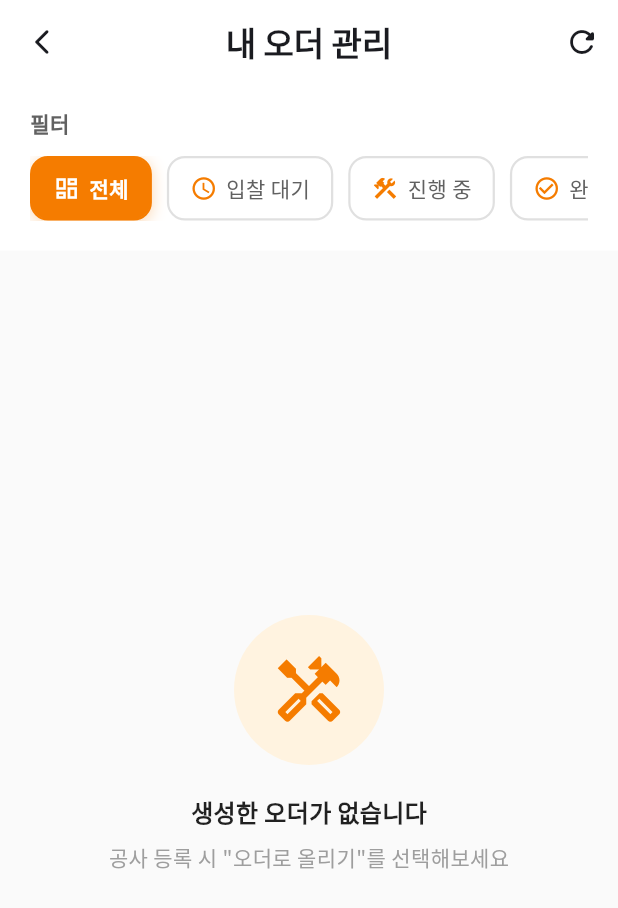
After one commit to onondeveloper/allsuriapp, a Flutter app: the MyOrderManagementScreen screen opened directly, on a phone screen of 412 x 824 dp. The commit adds this screen. Shown: the top 908 px of the screen. Run offline on Flutter 3.47's test engine with Material 3 defaults, Android fonts, the phone set to English and light mode, and no system bars; drawn by our look-alikes of dynamic_color; our stand-ins replace firebase_core, firebase_messaging, flutter_local_notifications, go_router, google_fonts, image_picker and 5 more; missing offline and left inert: app_settings, kakao_flutter_sdk_share, kakao_flutter_sdk_user; accounts and stored records are empty; project files that could hold a hidden picture were left out.

Commit message:
fix: Fix bid cancellation column name and implement dedicated My Order Management screen
1. Fix bid cancellation error:
   - Change 'business_id' to 'bidder_id' in order_bids DELETE query
   - Matches order_bids_system.sql schema (line 9: bidder_id)
   - Error fixed: 'column order_bids.business_id does not exist'

2. Create dedicated My Order Management screen:
   - New screen: my_order_management_screen.dart
   - Shows ONLY orders created by current user (posted_by = me)
   - Filters: 전체, 입찰 대기, 진행 중, 완료
   - Display bid count and bidder list button
   - Review button for awaiting_confirmation orders
   - Separated from Job Management (내 공사)

3. Clarify screen purposes:
   - '내 공사' (JobManagementScreen):
     * Direct construction jobs (customer site visits)
     * Jobs I own OR jobs assigned to me
   - '내 오더 관리' (MyOrderManagementScreen):
     * Orders I created on marketplace
     * Track bidders, select winner, write reviews
     * Owner-centric view

4. Status badges for My Order Management:
   - '입찰 대기' (orange) - created/open, no bids
   - '입찰 N건' (blue) - has bidders waiting
   - '진행 중' (green) - assigned to winner
   - '완료 확인 대기' (purple) - awaiting_confirmation
   - '완료' (grey) - completed

Benefits:
- Clear separation of concerns
- Better UX for order creators
- Easy bidder management
- Status-based filtering

```diff
--- /dev/null
+++ b/lib/screens/business/my_order_management_screen.dart
@@ -0,0 +1,543 @@
+import 'package:flutter/material.dart';
+import 'package:provider/provider.dart';
+import 'package:supabase_flutter/supabase_flutter.dart';
+import '../../services/auth_service.dart';
+import '../../models/job.dart';
+import '../business/order_bidders_screen.dart';
+import '../business/order_review_screen.dart';
+
+/// 내 오더 관리 화면
+/// - 내가 생성한 오더만 표시
+/// - "진행 중" 필터에 걸린 공사들 (assigned 상태)
+/// - 입찰자 선택, 리뷰 작성 등 오더 소유자 기능
+class MyOrderManagementScreen extends StatefulWidget {
+  const MyOrderManagementScreen({Key? key}) : super(key: key);
+
+  @override
+  State<MyOrderManagementScreen> createState() => _MyOrderManagementScreenState();
+}
+
+class _MyOrderManagementScreenState extends State<MyOrderManagementScreen> {
+  List<Map<String, dynamic>> _myOrders = [];
+  bool _isLoading = false;
+  String _filter = 'all'; // all, pending, in_progress, completed
+
+  @override
+  void initState() {
+    super.initState();
+    _loadMyOrders();
+  }
+
+  Future<void> _loadMyOrders() async {
+    setState(() => _isLoading = true);
+
+    try {
+      final authService = context.read<AuthService>();
+      final currentUserId = authService.currentUser?.id;
+
+      if (currentUserId == null) return;
+
+      print('🔍 [MyOrderManagement] 내가 생성한 오더 로드 시작');
+      print('   현재 사용자 ID: $currentUserId');
+
+      // marketplace_listings에서 내가 생성한 오더만 가져오기
+      final listings = await Supabase.instance.client
+          .from('marketplace_listings')
+          .select('*, jobs(*)')
+          .eq('posted_by', currentUserId)
+          .order('createdat', ascending: false);
+
+      print('🔍 [MyOrderManagement] 조회된 오더: ${listings.length}개');
+
+      setState(() {
+        _myOrders = List<Map<String, dynamic>>.from(listings);
+      });
+    } catch (e) {
+      print('❌ [MyOrderManagement] 오더 로드 실패: $e');
+      if (mounted) {
+        ScaffoldMessenger.of(context).showSnackBar(
+          SnackBar(content: Text('오더 로드 실패: $e'), backgroundColor: Colors.red),
+        );
+      }
+    } finally {
+      if (mounted) {
+        setState(() => _isLoading = false);
+      }
+    }
+  }
+
+  List<Map<String, dynamic>> get _filteredOrders {
+    if (_filter == 'all') return _myOrders;
+
+    return _myOrders.where((order) {
+      final status = order['status']?.toString() ?? '';
+
+      switch (_filter) {
+        case 'pending':
+          // 입찰 대기중 (created, open)
+          return status == 'created' || status == 'open';
+        case 'in_progress':
+          // 진행 중 (assigned)
+          return status == 'assigned';
+        case 'completed':
+          // 완료됨 (completed, awaiting_confirmation)
+          return status == 'completed' || status == 'awaiting_confirmation';
+        default:
+          return true;
+      }
+    }).toList();
+  }
+
+  @override
+  Widget build(BuildContext context) {
+    final me = context.read<AuthService>().currentUser?.id ?? '';
+
+    return Scaffold(
+      backgroundColor: Colors.grey[50],
+      appBar: AppBar(
+        title: const Text('내 오더 관리', style: TextStyle(fontWeight: FontWeight.w600)),
+        centerTitle: true,
+        elevation: 0,
+        backgroundColor: Colors.white,
+        leading: IconButton(
+          icon: const Icon(Icons.arrow_back_ios_new_rounded, size: 20),
+          onPressed: () => Navigator.pop(context),
+        ),
+        actions: [
+          IconButton(
+            icon: const Icon(Icons.refresh_rounded),
+            onPressed: _loadMyOrders,
+            tooltip: '새로고침',
+          ),
+        ],
+      ),
+      body: _isLoading
+          ? const Center(child: CircularProgressIndicator())
+          : Column(
+              children: [
+                _buildFilterChips(),
+                Expanded(
+                  child: _filteredOrders.isEmpty
+                      ? _buildEmptyState()
+                      : ListView.separated(
+                          padding: const EdgeInsets.symmetric(horizontal: 16, vertical: 12),
+                          itemCount: _filteredOrders.length,
+                          separatorBuilder: (_, __) => const SizedBox(height: 12),
+                          itemBuilder: (context, index) {
+                            final order = _filteredOrders[index];
+                            return _buildOrderCard(order, me);
+                          },
+                        ),
+                ),
+              ],
+            ),
+    );
+  }
+
+  Widget _buildFilterChips() {
+    final pendingCount = _myOrders.where((o) {
+      final s = o['status']?.toString() ?? '';
+      return s == 'created' || s == 'open';
+    }).length;
+
+    final inProgressCount = _myOrders.where((o) => o['status'] == 'assigned').length;
+
+    final completedCount = _myOrders.where((o) {
+      final s = o['status']?.toString() ?? '';
+      return s == 'completed' || s == 'awaiting_confirmation';
+    }).length;
+
+    return Container(
+      color: Colors.white,
+      padding: const EdgeInsets.fromLTRB(20, 16, 20, 20),
+      child: Column(
+        crossAxisAlignment: CrossAxisAlignment.start,
+        children: [
+          Text(
+            '필터',
+            style: TextStyle(
+              fontSize: 14,
+              fontWeight: FontWeight.w600,
+              color: Colors.grey[700],
+            ),
+          ),
+          const SizedBox(height: 12),
+          SingleChildScrollView(
+            scrollDirection: Axis.horizontal,
+            child: Row(
+              children: [
+                _buildChip('전체', 'all', Icons.dashboard_outlined, _myOrders.length),
+                const SizedBox(width: 10),
+                _buildChip('입찰 대기', 'pending', Icons.schedule, pendingCount),
+                const SizedBox(width: 10),
+                _buildChip('진행 중', 'in_progress', Icons.construction_outlined, inProgressCount),
+                const SizedBox(width: 10),
+                _buildChip('완료', 'completed', Icons.check_circle_outline, completedCount),
+              ],
+            ),
+          ),
+        ],
+      ),
+    );
+  }
+
+  Widget _buildChip(String label, String value, IconData icon, int count) {
+    final isSelected = _filter == value;
+    final color = const Color(0xFFF57C00); // Orange for orders
+
+    return GestureDetector(
+      onTap: () => setState(() => _filter = value),
+      child: Container(
+        padding: const EdgeInsets.symmetric(horizontal: 14, vertical: 10),
+        decoration: BoxDecoration(
+          color: isSelected ? color : Colors.white,
+          borderRadius: BorderRadius.circular(12),
+          border: Border.all(
+            color: isSelected ? color : Colors.grey[300]!,
+            width: 1.5,
+          ),
+          boxShadow: isSelected
+              ? [
+                  BoxShadow(
+                    color: color.withOpacity(0.3),
+                    blurRadius: 8,
+                    offset: const Offset(0, 2),
+                  ),
+                ]
+              : [],
+        ),
+        child: Row(
+          mainAxisSize: MainAxisSize.min,
+          children: [
+            Icon(
+              icon,
+              size: 18,
+              color: isSelected ? Colors.white : color,
+            ),
+            const SizedBox(width: 6),
+            Text(
+              label,
+              style: TextStyle(
+                fontSize: 14,
+                fontWeight: isSelected ? FontWeight.w600 : FontWeight.w500,
+                color: isSelected ? Colors.white : Colors.grey[700],
+              ),
+            ),
+            if (count > 0) ...[
+              const SizedBox(width: 6),
+              Container(
+                padding: const EdgeInsets.symmetric(horizontal: 6, vertical: 2),
+                decoration: BoxDecoration(
+                  color: isSelected ? Colors.white.withOpacity(0.3) : color.withOpacity(0.15),
+                  borderRadius: BorderRadius.circular(8),
+                ),
+                child: Text(
+                  count.toString(),
+                  style: TextStyle(
+                    fontSize: 12,
+                    fontWeight: FontWeight.bold,
+                    color: isSelected ? Colors.white : color,
+                  ),
+                ),
+              ),
+            ],
+          ],
+        ),
+      ),
+    );
+  }
+
+  Widget _buildEmptyState() {
+    return Center(
+      child: Column(
+        mainAxisAlignment: MainAxisAlignment.center,
+        children: [
+          Container(
+            width: 100,
+            height: 100,
+            decoration: BoxDecoration(
+              color: Colors.orange[50],
+              shape: BoxShape.circle,
+            ),
+            child: Icon(
+              Icons.handyman_outlined,
+              size: 50,
+              color: Colors.orange[700],
+            ),
+          ),
+          const SizedBox(height: 20),
+          const Text(
+            '생성한 오더가 없습니다',
+            style: TextStyle(
+              fontSize: 16,
+              fontWeight: FontWeight.w600,
+              color: Colors.black87,
+            ),
+          ),
+          const SizedBox(height: 8),
+          Text(
+            '공사 등록 시 "오더로 올리기"를 선택해보세요',
+            style: TextStyle(
+              fontSize: 14,
+              color: Colors.grey[500],
+            ),
+          ),
+        ],
+      ),
+    );
+  }
+
+  Widget _buildOrderCard(Map<String, dynamic> order, String me) {
+    final String title = order['title']?.toString() ?? '제목 없음';
+    final String description = order['description']?.toString() ?? '';
+    final String status = order['status']?.toString() ?? '';
+    final int bidCount = order['bid_count'] is int
+        ? order['bid_count'] as int
+        : int.tryParse(order['bid_count']?.toString() ?? '0') ?? 0;
+    final String listingId = order['id']?.toString() ?? '';
+    final budget = order['budget_amount'];
+    final selectedBidderId = order['selected_bidder_id']?.toString();
+    final completedBy = order['completed_by']?.toString();
+
+    // 상태 배지
+    final badge = _getBadgeForStatus(status, bidCount, selectedBidderId, completedBy);
+
+    return Container(
+      decoration: BoxDecoration(
+        color: Colors.white,
+        borderRadius: BorderRadius.circular(16),
+        boxShadow: [
+          BoxShadow(
+            color: Colors.black.withOpacity(0.04),
+            blurRadius: 8,
+            offset: const Offset(0, 2),
+          ),
+        ],
+      ),
+      child: Padding(
+        padding: const EdgeInsets.all(16),
+        child: Column(
+          crossAxisAlignment: CrossAxisAlignment.start,
+          children: [
+            // Header
+            Row(
+              children: [
+                // Badge
+                Container(
+                  padding: const EdgeInsets.symmetric(horizontal: 10, vertical: 5),
+                  decoration: BoxDecoration(
+                    color: badge.color,
+                    borderRadius: BorderRadius.circular(8),
+                  ),
+                  child: Row(
+                    mainAxisSize: MainAxisSize.min,
+                    children: [
+                      Icon(badge.icon, size: 14, color: Colors.white),
+                      const SizedBox(width: 4),
+                      Text(
+                        badge.label,
+                        style: const TextStyle(
+                          fontSize: 12,
+                          color: Colors.white,
+                          fontWeight: FontWeight.w600,
+                        ),
+                      ),
+                    ],
+                  ),
+                ),
+                const Spacer(),
+                // Budget
+                if (budget != null)
+                  Text(
+                    '₩${budget.toString()}',
+                    style: const TextStyle(
+                      fontSize: 16,
+                      fontWeight: FontWeight.w700,
+                      color: Color(0xFFF57C00),
+                    ),
+                  ),
+              ],
+            ),
+            const SizedBox(height: 12),
+            // Title
+            Text(
+              title,
+              style: const TextStyle(
+                fontWeight: FontWeight.w700,
+                fontSize: 17,
+                height: 1.3,
+              ),
+            ),
+            const SizedBox(height: 8),
+            // Description
+            if (description.isNotEmpty)
+              Text(
+                description,
+                style: TextStyle(
+                  fontSize: 14,
+                  color: Colors.grey[700],
+                  height: 1.4,
+                ),
+                maxLines: 2,
+                overflow: TextOverflow.ellipsis,
+              ),
+
+            // 입찰자 보기 버튼 (입찰이 있을 때만)
+            if (bidCount > 0) ...[
+              const SizedBox(height: 12),
+              SizedBox(
+                width: double.infinity,
+                child: ElevatedButton.icon(
+                  onPressed: () => _openBidderList(listingId, title),
+                  icon: const Icon(Icons.people_outline, size: 18),
+                  label: Text(
+                    '입찰자 보기 ($bidCount명)',
+                    style: const TextStyle(fontWeight: FontWeight.w600)
+                  ),
+                  style: ElevatedButton.styleFrom(
+                    backgroundColor: const Color(0xFF1976D2),
+                    foregroundColor: Colors.white,
+                    shape: RoundedRectangleBorder(
+                      borderRadius: BorderRadius.circular(12),
+                    ),
+                  ),
+                ),
+              ),
+            ],
+
+            // 리뷰 작성 버튼 (완료 확인 대기 중일 때)
+            if (status == 'awaiting_confirmation' && completedBy != null) ...[
+              const SizedBox(height: 12),
+              SizedBox(
+                width: double.infinity,
+                child: ElevatedButton.icon(
+                  onPressed: () => _openReviewScreen(order),
+                  icon: const Icon(Icons.star_outline, size: 18),
+                  label: const Text('리뷰 작성', style: TextStyle(fontWeight: FontWeight.w600)),
+                  style: ElevatedButton.styleFrom(
+                    backgroundColor: Colors.amber,
+                    foregroundColor: Colors.white,
+                    shape: RoundedRectangleBorder(
+                      borderRadius: BorderRadius.circular(12),
+                    ),
+                  ),
+                ),
+              ),
+            ],
+          ],
+        ),
+      ),
+    );
+  }
+
+  _OrderBadge _getBadgeForStatus(String status, int bidCount, String? selectedBidderId, String? completedBy) {
+    switch (status) {
+      case 'created':
+      case 'open':
+        if (bidCount > 0) {
+          return _OrderBadge('입찰 $bidCount건', Colors.blue, Icons.people);
+        }
+        return _OrderBadge('입찰 대기', Colors.orange, Icons.schedule);
+      case 'assigned':
+        return _OrderBadge('진행 중', Colors.green, Icons.construction);
+      case 'awaiting_confirmation':
+        return _OrderBadge('완료 확인 대기', Colors.purple, Icons.hourglass_empty);
+      case 'completed':
+        return _OrderBadge('완료', Colors.grey, Icons.check_circle);
+      default:
+        return _OrderBadge(status, Colors.grey, Icons.info_outline);
+    }
+  }
+
+  void _openBidderList(String listingId, String orderTitle) {
+    Navigator.push(
+      context,
+      MaterialPageRoute(
+        builder: (_) => OrderBiddersScreen(
+          listingId: listingId,
+          orderTitle: orderTitle,
+        ),
+      ),
+    ).then((_) => _loadMyOrders());
+  }
+
+  Future<void> _openReviewScreen(Map<String, dynamic> order) async {
+    final listingId = order['id']?.toString();
+    final completedBy = order['completed_by']?.toString();
+    final title = order['title']?.toString() ?? '오더';
+
+    if (listingId == null || completedBy == null) {
+      ScaffoldMessenger.of(context).showSnackBar(
+        const SnackBar(content: Text('리뷰 작성 정보가 부족합니다'), backgroundColor: Colors.red),
+      );
+      return;
+    }
+
+    await Navigator.push(
+      context,
+      MaterialPageRoute(
+        builder: (_) => OrderReviewScreen(
+          listingId: listingId,
+          revieweeId: completedBy,
+          orderTitle: title,
+        ),
+      ),
+    );
+
+    // 리뷰 작성 후 새로고침
+    _loadMyOrders();
+  }
+
+  @override
+  Widget build(BuildContext context) {
+    return Scaffold(
+      backgroundColor: Colors.grey[50],
+      appBar: AppBar(
+        title: const Text('내 오더 관리', style: TextStyle(fontWeight: FontWeight.w600)),
+        centerTitle: true,
+        elevation: 0,
+        backgroundColor: Colors.white,
+        leading: IconButton(
+          icon: const Icon(Icons.arrow_back_ios_new_rounded, size: 20),
+          onPressed: () => Navigator.pop(context),
+        ),
+        actions: [
+          IconButton(
+            icon: const Icon(Icons.refresh_rounded),
+            onPressed: _loadMyOrders,
+            tooltip: '새로고침',
+          ),
+        ],
+      ),
+      body: _isLoading
+          ? const Center(child: CircularProgressIndicator())
+          : Column(
+              children: [
+                _buildFilterChips(),
+                Expanded(
+                  child: _filteredOrders.isEmpty
+                      ? _buildEmptyState()
+                      : ListView.separated(
+                          padding: const EdgeInsets.symmetric(horizontal: 16, vertical: 12),
+                          itemCount: _filteredOrders.length,
+                          separatorBuilder: (_, __) => const SizedBox(height: 12),
+                          itemBuilder: (context, index) {
+                            final order = _filteredOrders[index];
+                            final me = context.read<AuthService>().currentUser?.id ?? '';
+                            return _buildOrderCard(order, me);
+                          },
+                        ),
+                ),
+              ],
+            ),
+    );
+  }
+}
+
+class _OrderBadge {
+  final String label;
+  final Color color;
+  final IconData icon;
+
+  const _OrderBadge(this.label, this.color, this.icon);
+}
--- a/lib/screens/business/order_marketplace_screen.dart
+++ b/lib/screens/business/order_marketplace_screen.dart
@@ -741,7 +741,7 @@ class _OrderMarketplaceScreenState extends State<OrderMarketplaceScreen> {
           .from('order_bids')
           .delete()
           .eq('listing_id', listingId)
-          .eq('business_id', currentUserId);
+          .eq('bidder_id', currentUserId);
 
       print('✅ [_cancelBid] 입찰 취소 완료');
 
```
Also changed, not shown: lib/widgets/business_dashboard.dart (+5 -3 lines).
